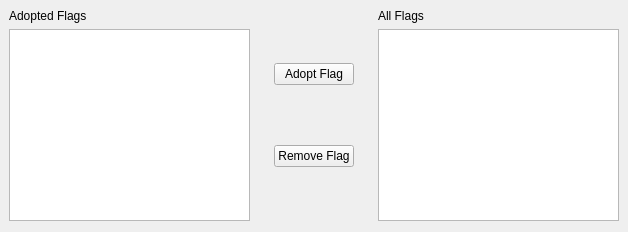
First picture: the form in gui/flag_selector.ui, repository JamesAIzzard/codiet, before the edit.
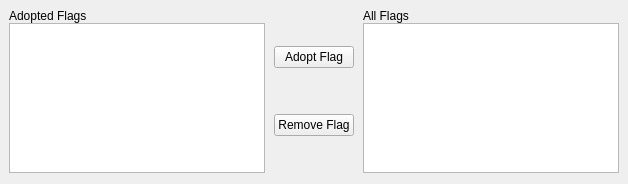
Second picture: the form after the edit.

Commit message: Fixes ingredient editor layout.

```diff
--- a/gui/flag_selector.ui
+++ b/gui/flag_selector.ui
@@ -7,7 +7,7 @@
     <x>0</x>
     <y>0</y>
     <width>628</width>
-    <height>232</height>
+    <height>184</height>
    </rect>
   </property>
   <property name="sizePolicy">
@@ -16,10 +16,19 @@
     <verstretch>0</verstretch>
    </sizepolicy>
   </property>
+  <property name="maximumSize">
+   <size>
+    <width>16777215</width>
+    <height>184</height>
+   </size>
+  </property>
   <property name="windowTitle">
    <string>Form</string>
   </property>
   <layout class="QHBoxLayout" name="horizontalLayout">
+   <property name="spacing">
+    <number>0</number>
+   </property>
    <property name="leftMargin">
     <number>0</number>
    </property>
@@ -35,6 +44,21 @@
    <item>
     <widget class="QWidget" name="widget_2" native="true">
      <layout class="QVBoxLayout" name="verticalLayout_3">
+      <property name="spacing">
+       <number>0</number>
+      </property>
+      <property name="leftMargin">
+       <number>9</number>
+      </property>
+      <property name="topMargin">
+       <number>9</number>
+      </property>
+      <property name="rightMargin">
+       <number>9</number>
+      </property>
+      <property name="bottomMargin">
+       <number>9</number>
+      </property>
       <item>
        <widget class="QLabel" name="label_2">
         <property name="sizePolicy">
@@ -59,7 +83,7 @@
         <property name="maximumSize">
          <size>
           <width>16777215</width>
-          <height>16777215</height>
+          <height>150</height>
          </size>
         </property>
        </widget>
@@ -70,6 +94,21 @@
    <item>
     <widget class="QWidget" name="widget" native="true">
      <layout class="QVBoxLayout" name="verticalLayout_2">
+      <property name="spacing">
+       <number>0</number>
+      </property>
+      <property name="leftMargin">
+       <number>0</number>
+      </property>
+      <property name="topMargin">
+       <number>0</number>
+      </property>
+      <property name="rightMargin">
+       <number>0</number>
+      </property>
+      <property name="bottomMargin">
+       <number>0</number>
+      </property>
       <item>
        <widget class="QPushButton" name="btn_adopt_flag">
         <property name="text">
@@ -90,6 +129,21 @@
    <item>
     <widget class="QWidget" name="widget_3" native="true">
      <layout class="QVBoxLayout" name="verticalLayout_4">
+      <property name="spacing">
+       <number>0</number>
+      </property>
+      <property name="leftMargin">
+       <number>9</number>
+      </property>
+      <property name="topMargin">
+       <number>9</number>
+      </property>
+      <property name="rightMargin">
+       <number>9</number>
+      </property>
+      <property name="bottomMargin">
+       <number>9</number>
+      </property>
       <item>
        <widget class="QLabel" name="label_3">
         <property name="sizePolicy">
@@ -114,7 +168,7 @@
         <property name="maximumSize">
          <size>
           <width>16777215</width>
-          <height>16777215</height>
+          <height>150</height>
          </size>
         </property>
        </widget>
```
The commit also changes 4 other files.
